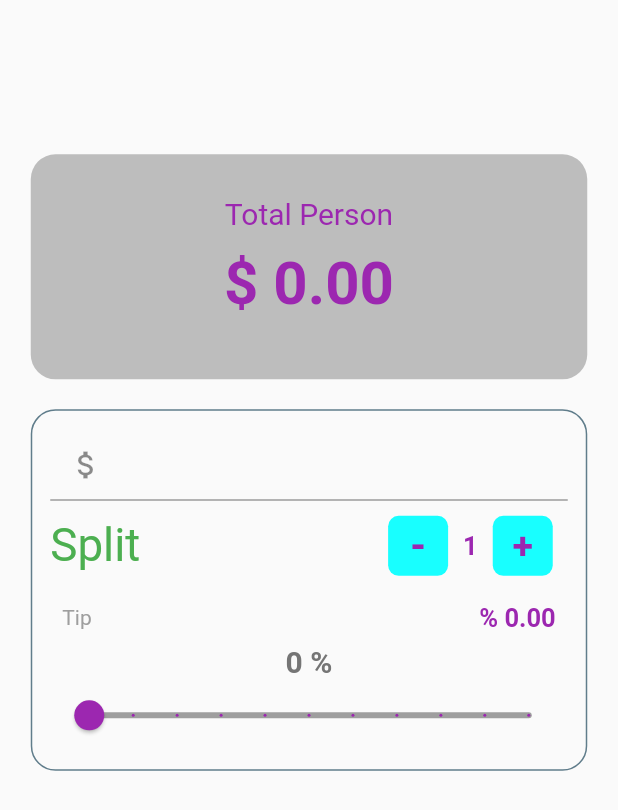
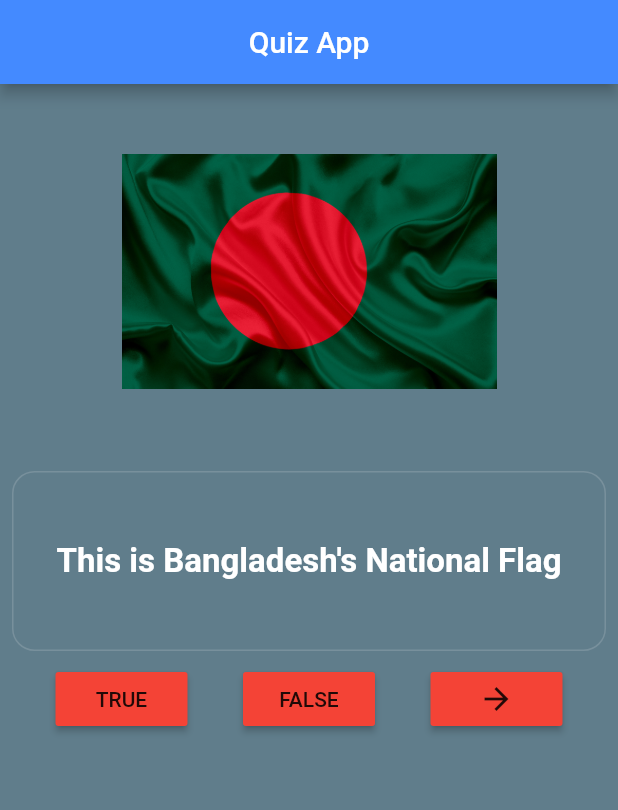
Before and after one commit to sanyhmahadi/UdemyCourse, a Flutter app: the screen it shows after launch, on a phone screen of 412 x 824 dp. Shown: the top 810 px of the screen. Run offline on Flutter 3.47's test engine with Material 2 defaults, Android fonts, the phone set to English and light mode, and no system bars.

Commit message:
Quiz app with true and false

```diff
--- a/lib/main.dart
+++ b/lib/main.dart
@@ -3,5 +3,5 @@ import 'package:flutter/material.dart';
 import 'ui/home.dart';
 
 void main() => runApp(new MaterialApp(
-      home: BillingSystem(),
+      home: QuizApp(),
     ));
--- /dev/null
+++ b/lib/model/question.dart
@@ -0,0 +1,6 @@
+class Questions {
+  String questionText;
+  bool isCorrect;
+
+  Questions.name(this.questionText, this.isCorrect);
+}
--- a/lib/ui/home.dart
+++ b/lib/ui/home.dart
@@ -1,5 +1,129 @@
+import 'package:MyFirstProject/model/question.dart';
 import 'package:flutter/material.dart';
 
+class QuizApp extends StatefulWidget {
+  @override
+  _QuizAppState createState() => _QuizAppState();
+}
+
+class _QuizAppState extends State<QuizApp> {
+  int _currentQuesntionIndex = 0;
+
+  List questionBank = [
+    Questions.name("This is Bangladesh's National Flag", true),
+    Questions.name("Is Sheikh Muzib is the national Hero ?", true),
+    Questions.name("Is he Muslim ?", true),
+    Questions.name("Sheikh Hasina is his daughter", true),
+    Questions.name("Taz Uddin Ahmed is the cousin of Sheikh Hasina", false),
+    Questions.name("Fakhruddin Ahmed is a banker", false),
+    Questions.name("Padhma Bridge is lenth of 2 km", false),
+    Questions.name("Metro Rail is now under Construction", true),
+    Questions.name("Dr. Dipu Moni is the law minister", false),
+    Questions.name("Obaidul Kader is a Mayor", false),
+    Questions.name("Liberation War period is 1971", true)
+  ];
+
+  @override
+  Widget build(BuildContext context) {
+    return Scaffold(
+      appBar: AppBar(
+        title: Text("Quiz App"),
+        centerTitle: true,
+        backgroundColor: Colors.blueAccent,
+      ),
+      backgroundColor: Colors.blueGrey,
+
+      //we use here another BuilderContext cause in out method _checkAns the BuildContext is not finding
+      //casue main BuildContext is no reciveing the value from scafold.of()
+
+      body: Builder(
+        builder: (BuildContext context) => Column(
+          children: [
+            Center(
+              child: Image.asset(
+                "images/flag.png",
+                height: 250,
+                width: 250,
+              ),
+            ),
+            Padding(
+              padding: const EdgeInsets.all(8.0),
+              child: Container(
+                height: 120,
+                decoration: BoxDecoration(
+                    color: Colors.transparent,
+                    borderRadius: BorderRadius.circular(15),
+                    border: Border.all(color: Colors.blueGrey.shade400)),
+                child: Center(
+                  child: Center(
+                    child: Text(
+                      questionBank[_currentQuesntionIndex].questionText,
+                      style: TextStyle(
+                          color: Colors.white,
+                          fontWeight: FontWeight.bold,
+                          fontSize: 22.0),
+                    ),
+                  ),
+                ),
+              ),
+            ),
+            Row(
+              mainAxisAlignment: MainAxisAlignment.spaceEvenly,
+              children: [
+                RaisedButton(
+                  onPressed: () => _checkAns(true, context),
+                  color: Colors.red,
+                  child: Text("TRUE"),
+                ),
+                RaisedButton(
+                  onPressed: () => _checkAns(false, context),
+                  color: Colors.red,
+                  child: Text("FALSE"),
+                ),
+                RaisedButton(
+                    onPressed: () => _nextQuestion(),
+                    color: Colors.red,
+                    child: Icon(
+                      Icons.arrow_forward,
+                    ))
+              ],
+            ),
+            Spacer(),
+          ],
+        ),
+      ),
+    );
+  }
+
+  _checkAns(bool userChoise, BuildContext context) {
+    if (userChoise == questionBank[_currentQuesntionIndex].isCorrect) {
+      debugPrint("True");
+      final _snackBar = SnackBar(
+        duration: Duration(seconds: 1),
+        backgroundColor: Colors.green,
+        content: Text("You'r Correct"),
+      );
+      Scaffold.of(context).showSnackBar(_snackBar);
+    } else {
+      debugPrint("False");
+      final _snackBar = SnackBar(
+        duration: Duration(seconds: 1),
+        backgroundColor: Colors.red,
+        content: Text("You'r Incorrect"),
+      );
+      Scaffold.of(context).showSnackBar(_snackBar);
+    }
+  }
+
+  _nextQuestion() {
+    setState(() {
+      _currentQuesntionIndex =
+          (_currentQuesntionIndex + 1) % questionBank.length;
+    });
+  }
+}
+
+/*
 class BillingSystem extends StatefulWidget {
   @override
   _BillingSystemState createState() => _BillingSystemState();
@@ -473,3 +597,4 @@ class Home extends StatelessWidget {
     );
   }
 }
+*/
--- a/pubspec.yaml
+++ b/pubspec.yaml
@@ -45,8 +45,8 @@ flutter:
   uses-material-design: true
 
   # To add assets to your application, add an assets section, like this:
-  # assets:
-  #   - images/a_dot_burr.jpeg
+  assets:
+    - images/flag.png
   #   - images/a_dot_ham.jpeg
 
   # An image asset can refer to one or more resolution-specific "variants", see
```
Also changed, not shown: images/flag.png (added).
